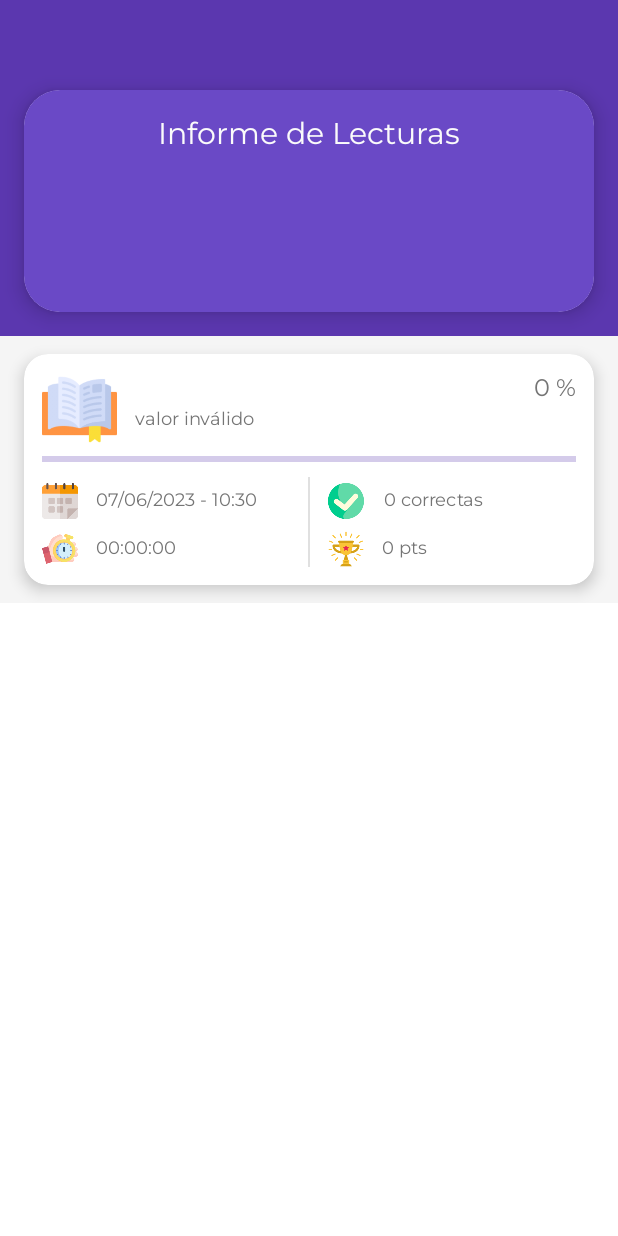
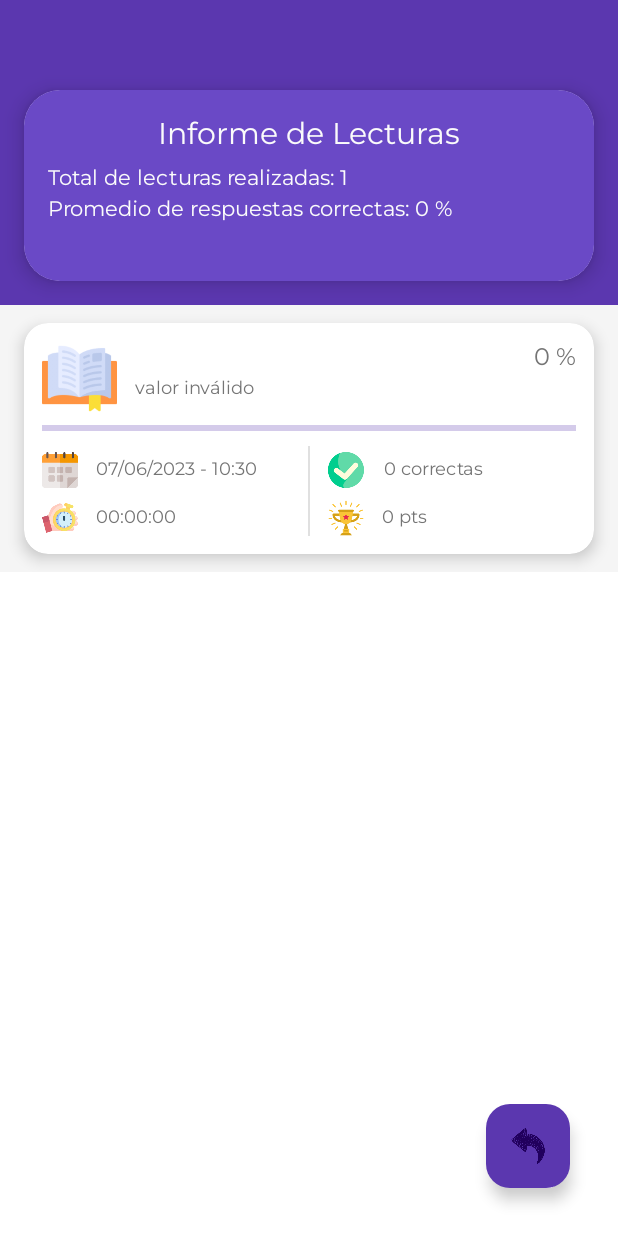
Before and after one commit to JhohellsDL/LecturaKids, an Android app: the InformationFragment screen opened through its navigation route, on a phone screen of 412 x 824 dp. Run offline under Robolectric (Android 15) with nearby library versions, the light colour scheme and no system bars; our stand-ins replace Room's generated code; 2 statements that could not run were skipped.

Commit message:
InformationFragment clean

```diff
--- a/app/src/main/java/com/jdlstudios/lecturakids/domain/utils/Utils.kt
+++ b/app/src/main/java/com/jdlstudios/lecturakids/domain/utils/Utils.kt
@@ -78,4 +78,12 @@
         return score
     }
 
+    fun getPercentageAverage(list: List<ReadingEntity>): Int {
+        var sum = 0
+        list.map {
+            sum += it.percentage
+        }
+        return sum / list.size
+    }
+
 }
--- a/app/src/main/java/com/jdlstudios/lecturakids/ui/screens/EndReadingFragment.kt
+++ b/app/src/main/java/com/jdlstudios/lecturakids/ui/screens/EndReadingFragment.kt
@@ -40,7 +40,7 @@
 
 
         when (score) {
-            in 81..99 -> {
+            in 81..100 -> {
                 binding.txtMessageCongratulations.setText(R.string.message_congratulations)
                 binding.txtMessage.setText(R.string.message_completion_correct)
             }
--- a/app/src/main/java/com/jdlstudios/lecturakids/ui/screens/InformationFragment.kt
+++ b/app/src/main/java/com/jdlstudios/lecturakids/ui/screens/InformationFragment.kt
@@ -6,12 +6,16 @@
 import android.view.ViewGroup
 import androidx.fragment.app.Fragment
 import androidx.fragment.app.viewModels
+import androidx.navigation.findNavController
 import androidx.recyclerview.widget.LinearLayoutManager
 import com.jdlstudios.lecturakids.LecturaApplication
+import com.jdlstudios.lecturakids.R
 import com.jdlstudios.lecturakids.databinding.FragmentInformationBinding
+import com.jdlstudios.lecturakids.domain.utils.Utils
 import com.jdlstudios.lecturakids.ui.adapters.InformationAdapter
 import com.jdlstudios.lecturakids.ui.viewmodels.InformationViewModel
 import com.jdlstudios.lecturakids.ui.viewmodels.InformationViewModelFactory
+import java.util.Locale
 
 class InformationFragment : Fragment() {
 
@@ -37,10 +41,23 @@
         //-------------------------------------------------------------------------------------------------------------------
 
 
-        viewModel.allReadings.observe(viewLifecycleOwner){
-            it.let {
+        viewModel.allReadings.observe(viewLifecycleOwner) { lista ->
+            lista.let {
                 adapter.submitList(it)
             }
+            val percentageAverage = Utils.getPercentageAverage(lista)
+            val size = lista.size
+            binding.textReadingsNumber.text =
+                String.format("Total de lecturas realizadas: %d", size)
+            binding.textPercentageCorrects.text =
+                String.format("Promedio de respuestas correctas: %d %%", percentageAverage)
+            binding.textLastTitle.text = String.format("Lectura más reciente: %s",
+                lista[0].title.replaceFirstChar { if (it.isLowerCase()) it.titlecase(Locale.getDefault()) else it.toString() })
+        }
+
+        binding.floatingButtonAdd.setOnClickListener {
+            val action = R.id.action_informationFragment_to_inicioFragment
+            it.findNavController().navigate(action)
         }
 
         /*binding.btnVolver.setOnClickListener {
--- a/app/src/main/res/layout/fragment_information.xml
+++ b/app/src/main/res/layout/fragment_information.xml
@@ -6,7 +6,7 @@
     android:layout_height="match_parent"
     tools:context=".ui.screens.InformationFragment">
 
-    <LinearLayout
+    <androidx.constraintlayout.widget.ConstraintLayout
         android:layout_width="match_parent"
         android:layout_height="match_parent"
         android:background="@color/backgroundPrimary"
@@ -15,9 +15,11 @@
         tools:ignore="UselessParent">
 
         <androidx.constraintlayout.widget.ConstraintLayout
+            android:id="@+id/constraint_description_information"
             android:layout_width="match_parent"
             android:layout_height="wrap_content"
-            android:background="@color/colorPrimaryDark">
+            android:background="@color/colorPrimaryDark"
+            app:layout_constraintTop_toTopOf="parent">
 
             <androidx.cardview.widget.CardView
                 android:id="@+id/card_view_description_reading"
@@ -78,18 +80,6 @@
                         tools:text="Promedio de respuestas correctas: 80%" />
 
                     <TextView
-                        android:id="@+id/text_readings_time"
-                        android:layout_width="match_parent"
-                        android:layout_height="wrap_content"
-                        android:layout_marginBottom="8dp"
-                        android:fontFamily="@font/montserrat"
-                        android:textColor="@color/textTitle2"
-                        android:textSize="14sp"
-                        app:layout_constraintStart_toStartOf="parent"
-                        app:layout_constraintTop_toBottomOf="@id/text_percentage_corrects"
-                        tools:text="Tiempo promedio por lectura: 12 minutos" />
-
-                    <TextView
                         android:id="@+id/text_last_title"
                         android:layout_width="match_parent"
                         android:layout_height="wrap_content"
@@ -98,7 +88,7 @@
                         android:textColor="@color/textTitle2"
                         android:textSize="14sp"
                         app:layout_constraintStart_toStartOf="parent"
-                        app:layout_constraintTop_toBottomOf="@id/text_readings_time"
+                        app:layout_constraintTop_toBottomOf="@id/text_percentage_corrects"
                         tools:text="Lectura más reciente: 'Título de la lectura'" />
                 </androidx.constraintlayout.widget.ConstraintLayout>
 
@@ -111,8 +101,22 @@
             android:layout_width="match_parent"
             android:layout_height="wrap_content"
             android:background="@color/backgroundSecondary"
+            app:layout_constraintTop_toBottomOf="@id/constraint_description_information"
             tools:itemCount="3"
             tools:listitem="@layout/item_reading_information" />
 
-    </LinearLayout>
+        <com.google.android.material.floatingactionbutton.FloatingActionButton
+            android:id="@+id/floating_button_add"
+            android:layout_width="wrap_content"
+            android:layout_height="wrap_content"
+            android:layout_margin="32dp"
+            android:backgroundTint="@color/colorPrimaryDark"
+            android:contentDescription="@string/imagen_descriptiva"
+            android:src="@drawable/flecha_hacia_atras"
+            app:layout_constraintBottom_toBottomOf="parent"
+            app:layout_constraintEnd_toEndOf="parent" />
+
+    </androidx.constraintlayout.widget.ConstraintLayout>
+
+
 </FrameLayout>
```
Also changed, not shown: app/src/main/res/drawable/flecha_hacia_atras.png (added).
